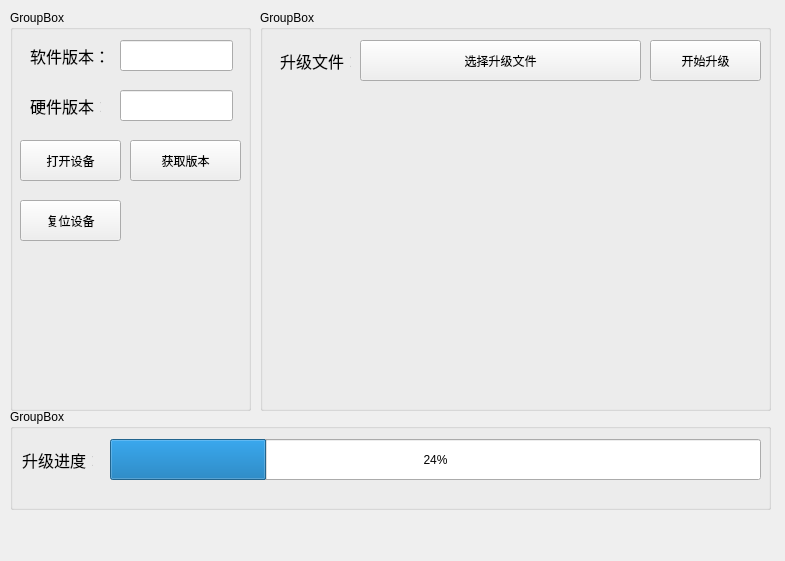
ZhangYiXiSucceed/Advanced-Clock, file SoftWare/PCTool/AdvancedClock/OTA.ui: the form before one commit.
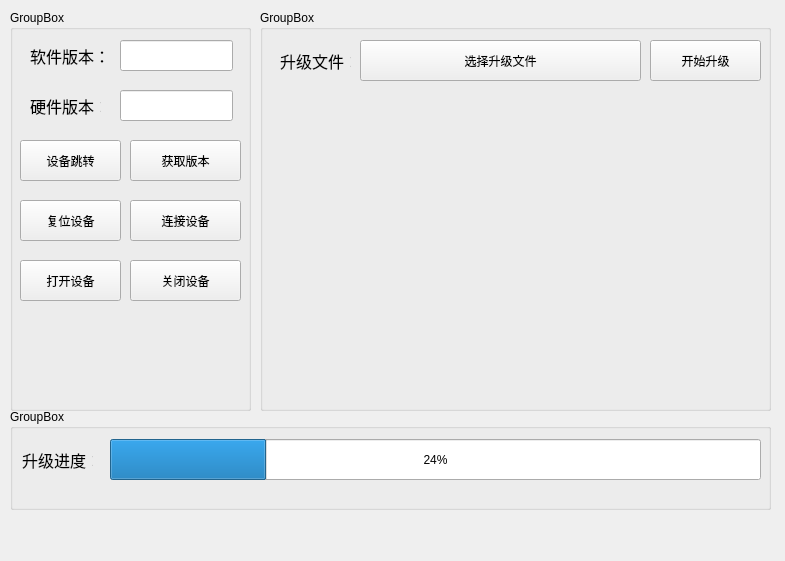
The form after the commit.

Diff of the .ui file:
```diff
--- a/SoftWare/PCTool/AdvancedClock/OTA.ui
+++ b/SoftWare/PCTool/AdvancedClock/OTA.ui
@@ -104,7 +104,7 @@
     <property name="geometry">
      <rect>
       <x>10</x>
-      <y>130</y>
+      <y>250</y>
       <width>101</width>
       <height>41</height>
      </rect>
@@ -126,6 +126,45 @@
      <string>复位设备</string>
     </property>
    </widget>
+   <widget class="QPushButton" name="ConnectDevice">
+    <property name="geometry">
+     <rect>
+      <x>120</x>
+      <y>190</y>
+      <width>111</width>
+      <height>41</height>
+     </rect>
+    </property>
+    <property name="text">
+     <string>连接设备</string>
+    </property>
+   </widget>
+   <widget class="QPushButton" name="CloseDevice">
+    <property name="geometry">
+     <rect>
+      <x>120</x>
+      <y>250</y>
+      <width>111</width>
+      <height>41</height>
+     </rect>
+    </property>
+    <property name="text">
+     <string>关闭设备</string>
+    </property>
+   </widget>
+   <widget class="QPushButton" name="JumpDevice">
+    <property name="geometry">
+     <rect>
+      <x>10</x>
+      <y>130</y>
+      <width>101</width>
+      <height>41</height>
+     </rect>
+    </property>
+    <property name="text">
+     <string>设备跳转</string>
+    </property>
+   </widget>
   </widget>
   <widget class="QGroupBox" name="groupBox_2">
    <property name="geometry">
```
